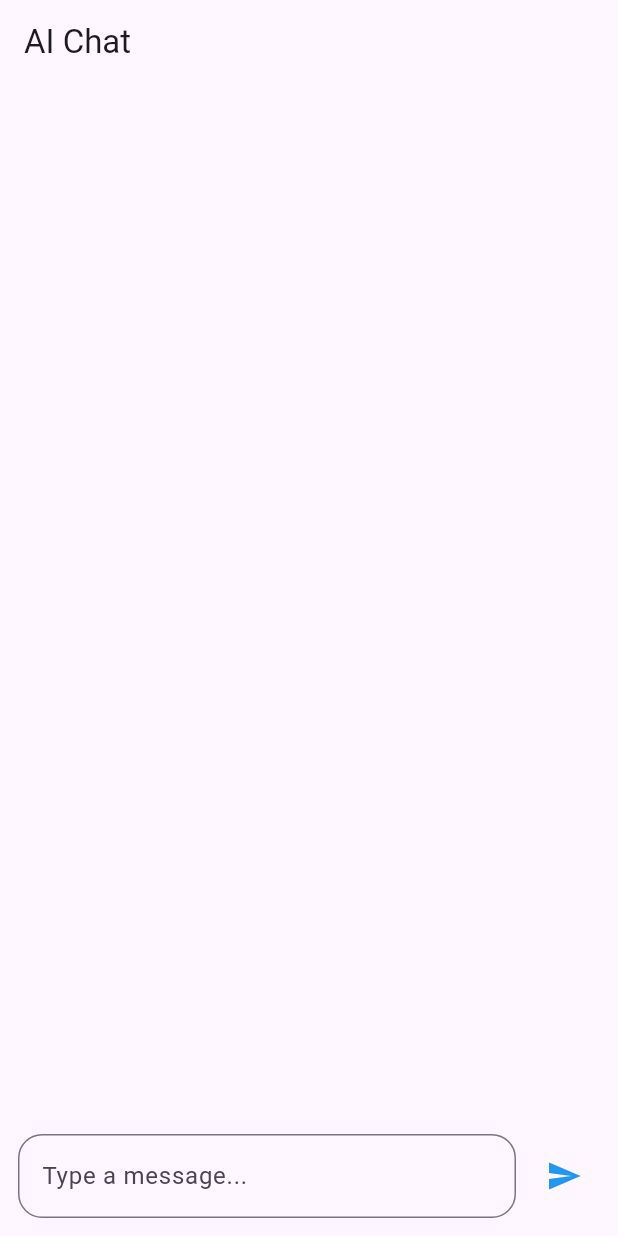
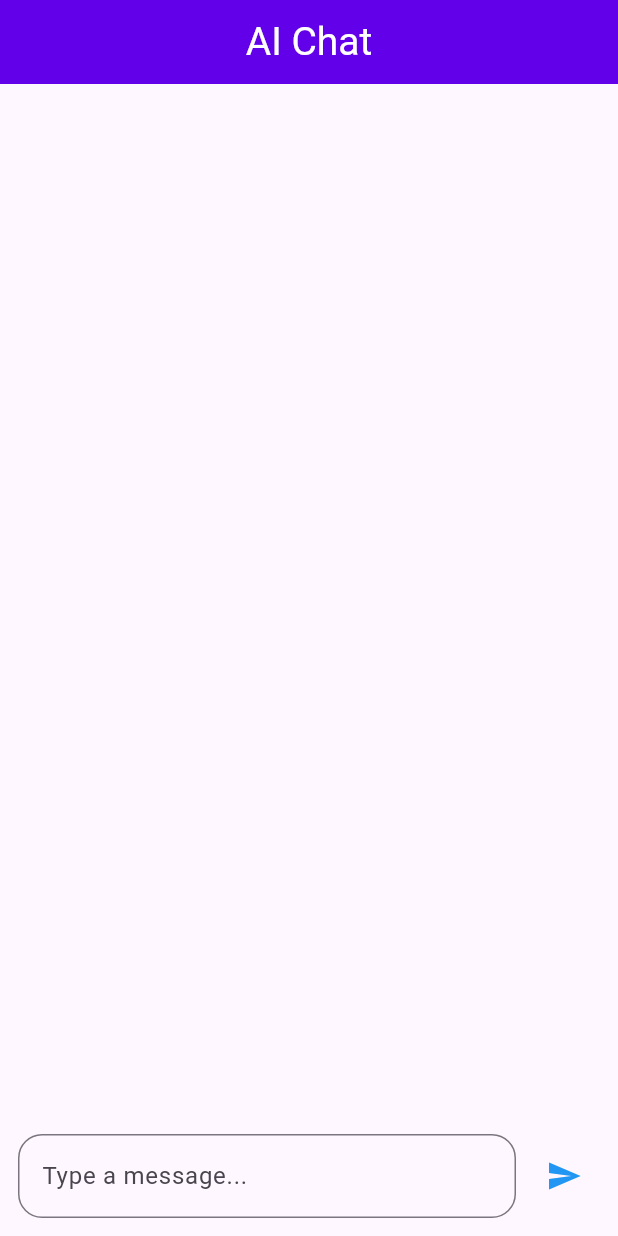
Before and after one commit to AbdullahRFA/mychatbot_flutter_project, a Flutter app: the screen it shows after launch, on a phone screen of 412 x 824 dp. Run offline on Flutter 3.47's test engine with Material 3 defaults, Android fonts, the phone set to English and light mode, and no system bars; missing offline and left inert: gpt_markdown.

Commit message:
modify the app bar for text size, color, bg color

```diff
--- a/lib/Ui/home_page.dart
+++ b/lib/Ui/home_page.dart
@@ -129,7 +129,17 @@ class _HomePageState extends State<HomePage> {
   Widget build(BuildContext context) {
     return Scaffold(
       // App bar title
-      appBar: AppBar(title: const Text("AI Chat")),
+      appBar: AppBar(title: Center(
+
+        child: const Text("AI Chat",
+        style: TextStyle(
+          color: Colors.white,
+          fontSize: 26,
+        ),
+        ),
+      ),
+          backgroundColor: Colors.deepPurpleAccent.shade700
+      ),
       body: Column(
         children: [
           // Chat message list
```
